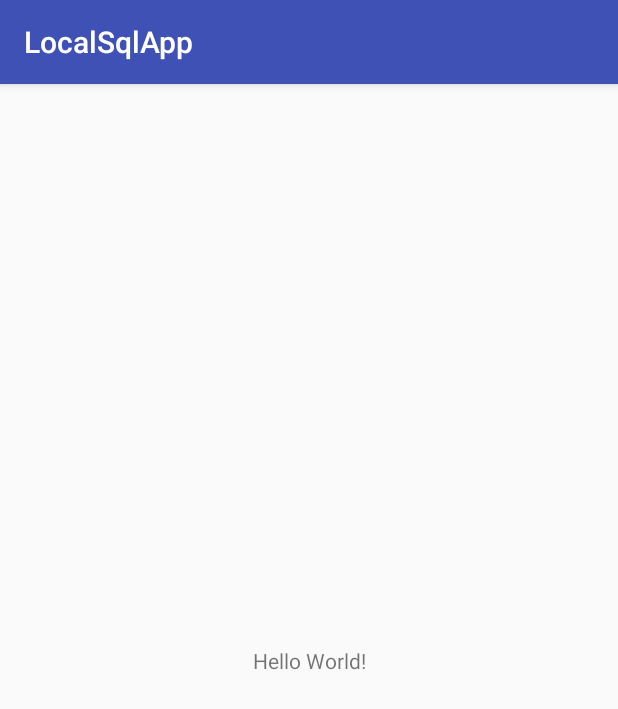
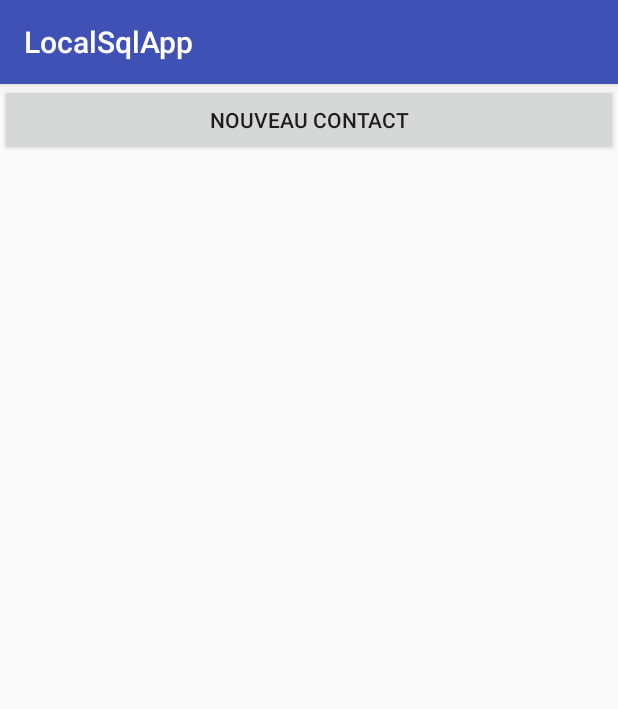
Before and after one commit to SylvainCallewaert/android-local-sql, an Android app: the screen it shows after launch (MainActivity), on a phone screen of 412 x 824 dp. Shown: the top 709 px of the screen. Run offline under Robolectric (Android 15) with nearby library versions, the phone set to English and light mode, and no system bars.

Commit message:
Ajout d'un bouton dans MainActivity pour afficher FormActivity

```diff
--- a/app/src/main/java/sm/fr/localsqlapp/MainActivity.java
+++ b/app/src/main/java/sm/fr/localsqlapp/MainActivity.java
@@ -1,7 +1,9 @@
 package sm.fr.localsqlapp;
 
+import android.content.Intent;
 import android.support.v7.app.AppCompatActivity;
 import android.os.Bundle;
+import android.view.View;
 
 public class MainActivity extends AppCompatActivity {
 
@@ -10,4 +12,17 @@ public class MainActivity extends AppCompatActivity {
         super.onCreate(savedInstanceState);
         setContentView(R.layout.activity_main);
     }
+
+    /**
+     * Lancement de l'activité formulaire au clic sur un bouton
+     * @param view
+     */
+
+    public void onAddContact(View view){
+        if (view == findViewById(R.id.buttonAddContact)) { // facultaif car onAddContact est utilisé pour un seul bouton
+            Intent FormIntent = new Intent(this, FormActivity.class);
+            startActivity(FormIntent);
+        }
+
+    }
 }
--- a/app/src/main/res/layout/activity_main.xml
+++ b/app/src/main/res/layout/activity_main.xml
@@ -1,18 +1,17 @@
 <?xml version="1.0" encoding="utf-8"?>
-<android.support.constraint.ConstraintLayout xmlns:android="http://schemas.android.com/apk/res/android"
+<LinearLayout xmlns:android="http://schemas.android.com/apk/res/android"
     xmlns:app="http://schemas.android.com/apk/res-auto"
     xmlns:tools="http://schemas.android.com/tools"
     android:layout_width="match_parent"
     android:layout_height="match_parent"
+    android:orientation="vertical"
     tools:context="sm.fr.localsqlapp.MainActivity">
 
-    <TextView
-        android:layout_width="wrap_content"
+
+    <Button
+        android:id="@+id/buttonAddContact"
+        android:layout_width="match_parent"
         android:layout_height="wrap_content"
-        android:text="Hello World!"
-        app:layout_constraintBottom_toBottomOf="parent"
-        app:layout_constraintLeft_toLeftOf="parent"
-        app:layout_constraintRight_toRightOf="parent"
-        app:layout_constraintTop_toTopOf="parent" />
-
-</android.support.constraint.ConstraintLayout>
+        android:text="Nouveau contact"
+        android:onClick="onAddContact"/>
+</LinearLayout>
```
Also changed, not shown: 1 other file.
